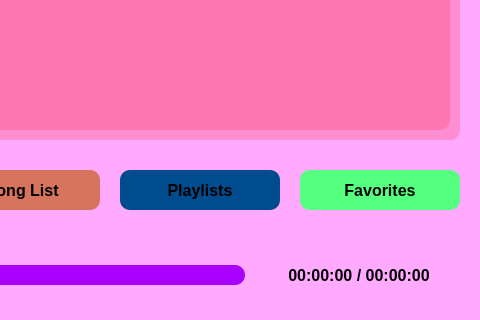
Above: mainwindow.ui from M0tgh3y/music-player-qt before the change; both pictures show x 400 to 880 and y 230 to 550 of the 880 by 550 pixel window. Below: the same form after it.
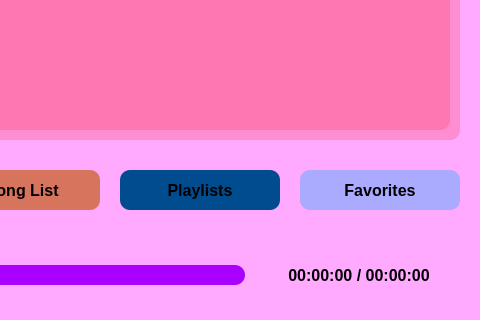
That is the form after the change. Icons and pictures are not drawn.

Commit message: DID I TELL U THAT I MISS U?

Patch:
```diff
--- a/mainwindow.ui
+++ b/mainwindow.ui
@@ -810,7 +810,7 @@
      </property>
      <property name="styleSheet">
       <string notr="true">color: rgb(0, 0, 0);
-background-color: rgb(85, 255, 127);
+background-color: rgb(170, 170, 255);
 border-radius: 10px;</string>
      </property>
      <property name="text">
```
The commit also changes 1 other file.
